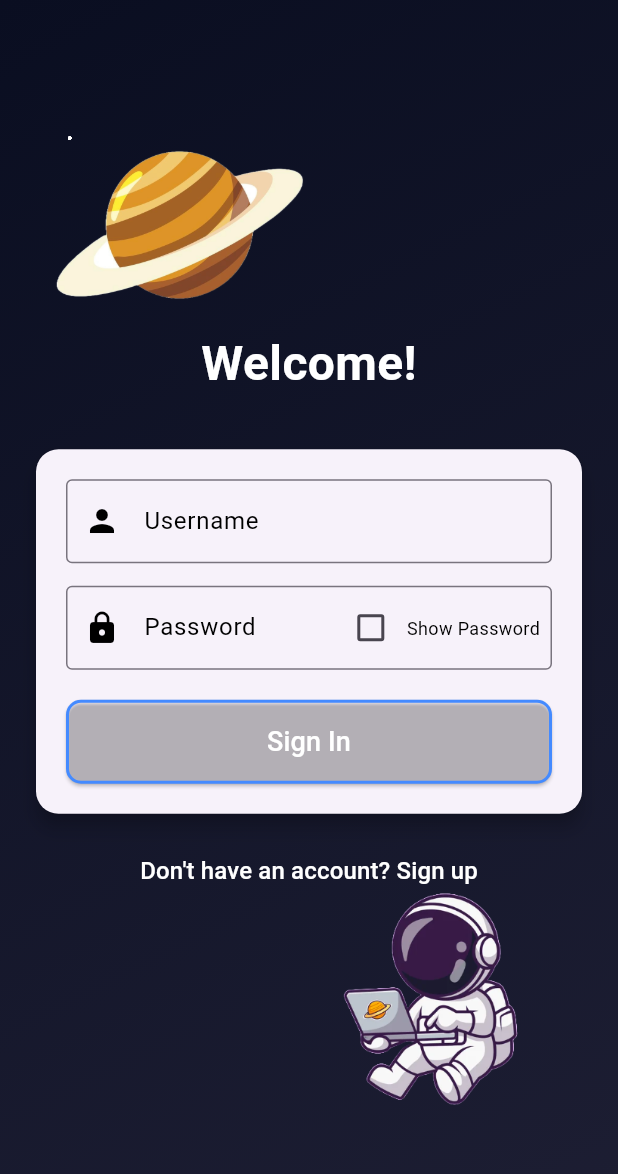
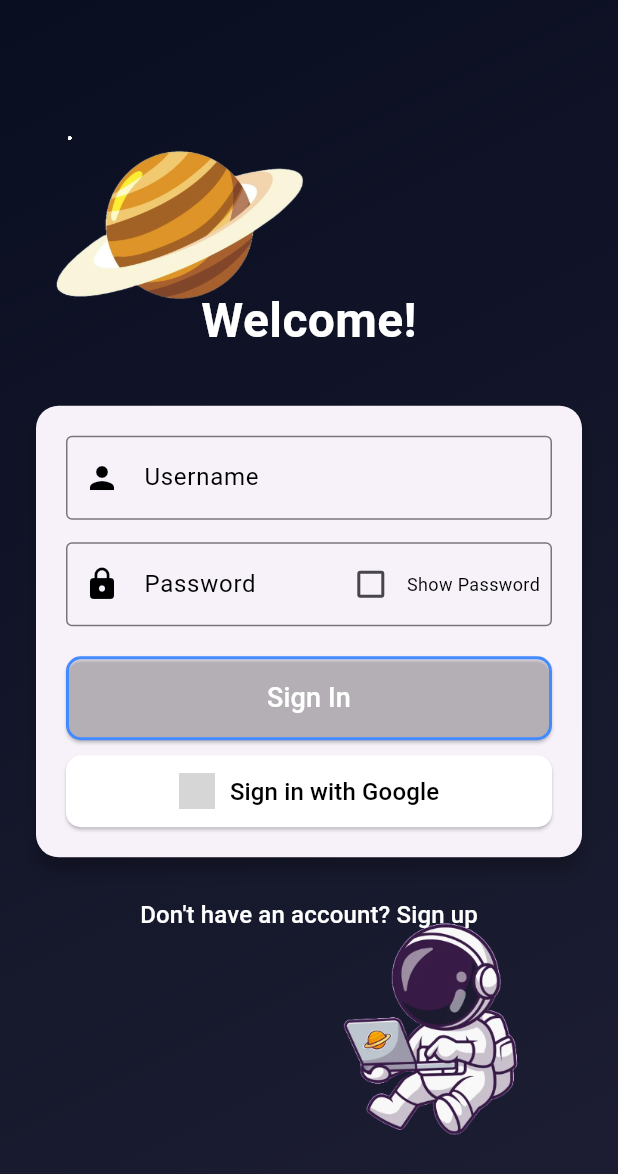
Before and after one commit to AbhinavRaneesh/FBLA_2025, a Flutter app: the screen it shows after launch, on a phone screen of 412 x 824 dp. Shown: the top 1174 px of the screen. Run offline on Flutter 3.47's test engine with Material 3 defaults, Android fonts, the phone set to English and light mode, and no system bars; our stand-ins replace google_sign_in, sqflite; accounts and stored records are empty; grey boxes are pictures that could not be loaded.

Commit message:
Update main.dart

```diff
--- a/lib/main.dart
+++ b/lib/main.dart
@@ -1,8 +1,9 @@
 import 'package:flutter/material.dart';
 import 'database_helper.dart';
 import 'questions.dart';
-import 'package:audioplayers/audioplayers.dart'; // For sound effects
+//import 'package:audioplayers/audioplayers.dart'; // For sound effects
 import 'dart:math'; // For random star positions
+import 'package:google_sign_in/google_sign_in.dart'; // For Google Sign-In
 
 void main() {
   runApp(StudentLearningApp());
@@ -131,6 +132,7 @@ class _SignInPageState extends State<SignInPage> {
   final _passwordController = TextEditingController();
   final _dbHelper = DatabaseHelper();
   bool _showPassword = false;
+  final GoogleSignIn _googleSignIn = GoogleSignIn(); // Google Sign-In instance
 
   Future<void> _signIn() async {
     final username = _usernameController.text.trim();
@@ -170,6 +172,35 @@ class _SignInPageState extends State<SignInPage> {
     }
   }
 
+  // Function to handle Google Sign-In
+  Future<void> _signInWithGoogle() async {
+    try {
+      final GoogleSignInAccount? googleUser = await _googleSignIn.signIn();
+      if (googleUser == null) return; // User canceled the sign-in
+
+      // You can now use the googleUser object to get user details
+      final email = googleUser.email;
+      final displayName = googleUser.displayName;
+
+      // For simplicity, navigate to the HomeScreen with the user's email as the username
+      Navigator.pushReplacement(
+        context,
+        MaterialPageRoute(
+          builder: (context) => HomeScreen(username: email ?? 'Google User'),
+        ),
+      );
+
+      ScaffoldMessenger.of(context).showSnackBar(
+        SnackBar(content: Text('Signed in with Google successfully!')),
+      );
+    } catch (e) {
+      print('Error during Google Sign-In: $e');
+      ScaffoldMessenger.of(context).showSnackBar(
+        SnackBar(content: Text('Failed to sign in with Google. Please try again.')),
+      );
+    }
+  }
+
   @override
   Widget build(BuildContext context) {
     return Scaffold(
@@ -185,7 +216,7 @@ class _SignInPageState extends State<SignInPage> {
             ),
           ),
           Positioned(
-            bottom: 50,
+            bottom: 30,
             right: 20,
             child: Image.asset(
               'assets/images/astronaut.png',
@@ -258,6 +289,35 @@ class _SignInPageState extends State<SignInPage> {
                             GameButton(
                               text: 'Sign In',
                               onPressed: _signIn,
+                            ),
+                            SizedBox(height: 10),
+                            // Add the "Sign in with Google" button
+                            ElevatedButton(
+                              onPressed: _signInWithGoogle,
+                              style: ElevatedButton.styleFrom(
+                                backgroundColor: Colors.white,
+                                padding: EdgeInsets.symmetric(vertical: 12),
+                                shape: RoundedRectangleBorder(
+                                  borderRadius: BorderRadius.circular(10),
+                                ),
+                              ),
+                              child: Row(
+                                mainAxisAlignment: MainAxisAlignment.center,
+                                children: [
+                                  Image.asset(
+                                    'assets/images/google_icon.png', // Add a Google icon asset
+                                    height: 24,
+                                  ),
+                                  SizedBox(width: 10),
+                                  Text(
+                                    'Sign in with Google',
+                                    style: TextStyle(
+                                      fontSize: 16,
+                                      color: Colors.black,
+                                    ),
+                                  ),
+                                ],
+                              ),
                             ),
                           ],
                         ),
@@ -359,19 +419,19 @@ class _SignUpPageState extends State<SignUpPage> {
         children: [
           SpaceBackground(),
           Positioned(
-            top: 20,
+            top: 50,
             left: 20,
             child: Image.asset(
               'assets/images/planet.png',
-              height: 100,
+              height: 200,
             ),
           ),
           Positioned(
-            bottom: 20,
+            bottom: 30,
             right: 20,
             child: Image.asset(
               'assets/images/astronaut.png',
-              height: 100,
+              height: 200,
             ),
           ),
           Center(
@@ -643,7 +703,7 @@ class _QuizScreenState extends State<QuizScreen> {
   int totalPoints = 0; // Total points of the user
   int correctAnswersCount = 0; // Track the number of correct answers
   final DatabaseHelper _dbHelper = DatabaseHelper();
-  final AudioPlayer _audioPlayer = AudioPlayer();
+  //final AudioPlayer _audioPlayer = AudioPlayer();
 
   @override
   void initState() {
@@ -662,9 +722,9 @@ class _QuizScreenState extends State<QuizScreen> {
     await _dbHelper.updateUserPoints(widget.username, totalPoints + pointsEarnedInRound);
   }
 
-  Future<void> playSound(String sound) async {
-    await _audioPlayer.play(AssetSource(sound));
-  }
+  //Future<void> playSound(String sound) async {
+ //   await _audioPlayer.play(AssetSource(sound));
+  //}
 
   void _checkAnswer(String answer) {
     setState(() {
@@ -674,11 +734,11 @@ class _QuizScreenState extends State<QuizScreen> {
         currentAnswerResult = 'Correct!';
         pointsEarnedInRound += 10; // Add points for correct answer
         correctAnswersCount++; // Increment correct answers count
-        playSound('correct_answer.mp3'); // Play sound for correct answer
+        //playSound('correct_answer.mp3'); // Play sound for correct answer
       } else {
         currentAnswerResult =
         'Wrong! The correct answer is: ${widget.questions[currentQuestionIndex].correctAnswer}';
-        playSound('wrong_answer.mp3'); // Play sound for wrong answer
+        //playSound('wrong_answer.mp3'); // Play sound for wrong answer
       }
     });
   }
```
